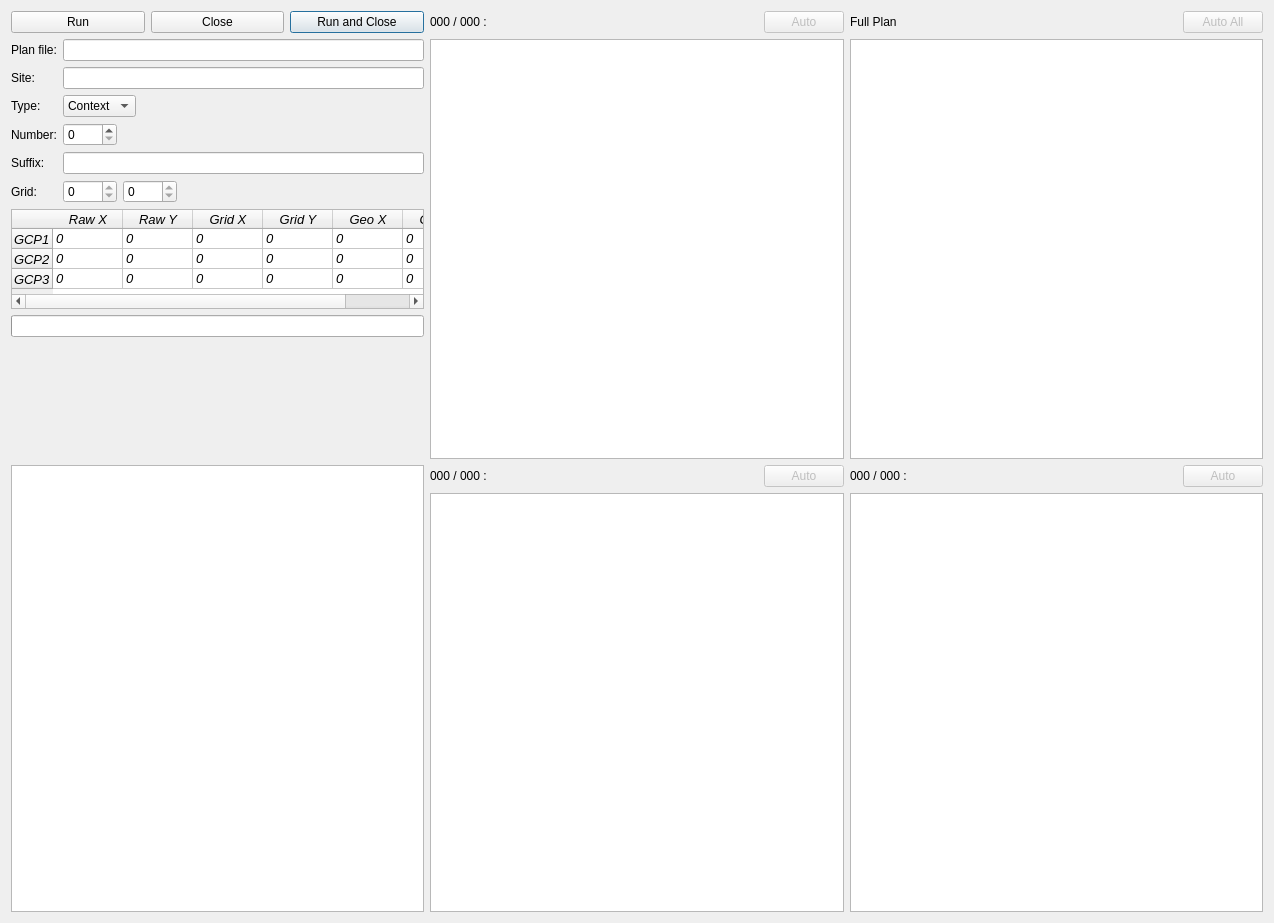
lparchaeology/ArkPlan, file ark_georef_dialog_base.ui: the form before one commit.
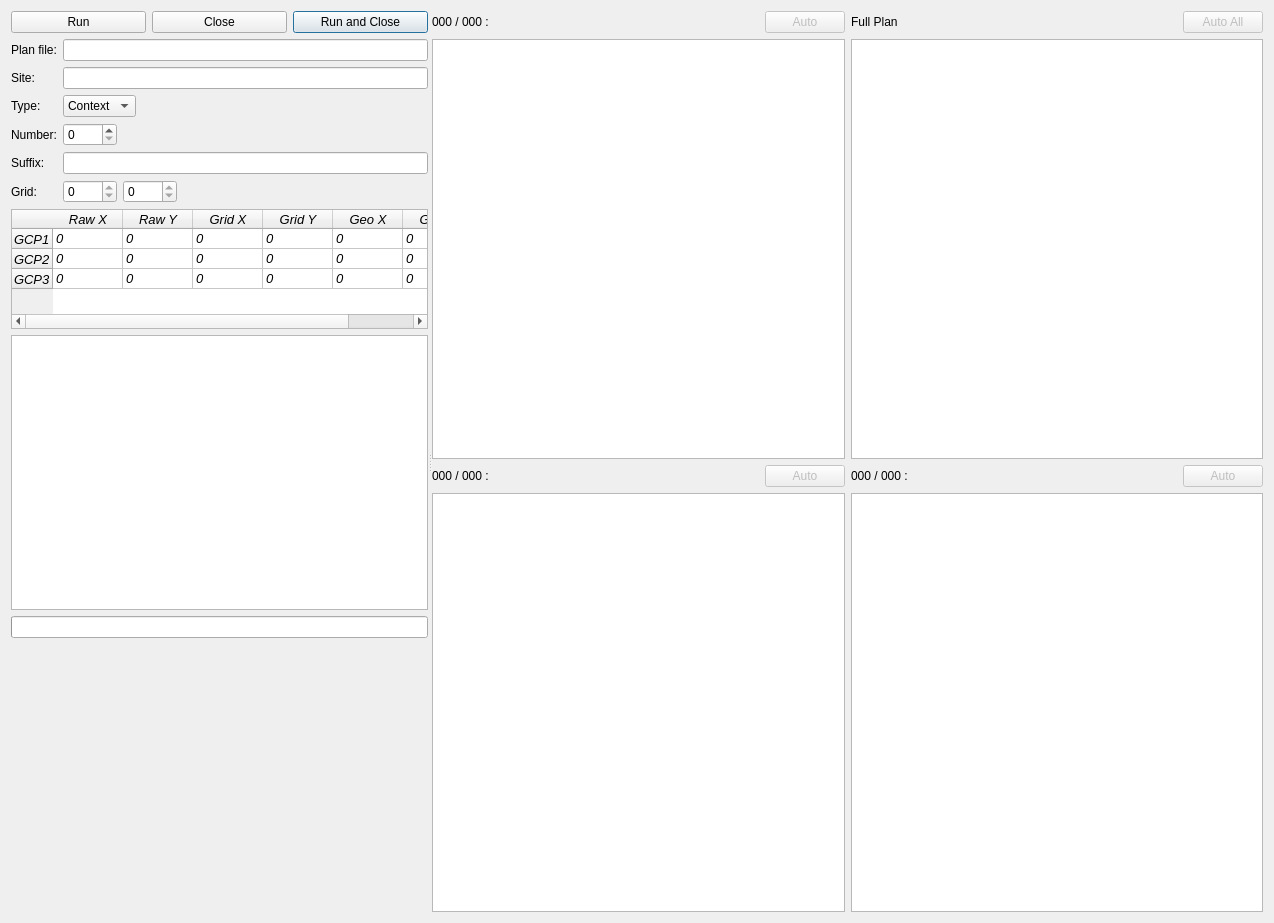
The form after the commit. Custom widgets are drawn as their Qt base class.

Commit message: Georef add cropping

```diff
--- a/ark_georef_dialog_base.ui
+++ b/ark_georef_dialog_base.ui
@@ -19,57 +19,14 @@
   <property name="windowTitle">
    <string>Dialog</string>
   </property>
-  <layout class="QGridLayout" name="gridLayout">
-   <item row="1" column="2">
-    <layout class="QVBoxLayout" name="verticalLayout_3">
-     <item>
-      <layout class="QHBoxLayout" name="horizontalLayout_3">
-       <item>
-        <widget class="QLabel" name="m_gridLabel3">
-         <property name="text">
-          <string>000 / 000 :</string>
-         </property>
-        </widget>
-       </item>
-       <item>
-        <spacer name="horizontalSpacer_3">
+  <layout class="QGridLayout" name="gridLayout_2">
+   <item row="0" column="0">
+    <widget class="QSplitter" name="splitter">
          <property name="orientation">
           <enum>Qt::Horizontal</enum>
          </property>
-         <property name="sizeHint" stdset="0">
-          <size>
-           <width>40</width>
-           <height>20</height>
-          </size>
-         </property>
-        </spacer>
-       </item>
-       <item>
-        <widget class="QPushButton" name="m_autoButton3">
-         <property name="enabled">
-          <bool>false</bool>
-         </property>
-         <property name="text">
-          <string>Auto</string>
-         </property>
-        </widget>
-       </item>
-      </layout>
-     </item>
-     <item>
-      <widget class="ArkGeorefGraphicsView" name="m_gridView3">
-       <property name="interactive">
-        <bool>false</bool>
-       </property>
-       <property name="dragMode">
-        <enum>QGraphicsView::NoDrag</enum>
-       </property>
-      </widget>
-     </item>
-    </layout>
-   </item>
-   <item row="0" column="0">
-    <layout class="QVBoxLayout" name="verticalLayout_5">
+     <widget class="QWidget" name="">
+      <layout class="QVBoxLayout" name="verticalLayout_4">
      <item>
       <layout class="QHBoxLayout" name="horizontalLayout_5">
        <item>
@@ -285,7 +242,7 @@
        <property name="maximumSize">
         <size>
          <width>16777215</width>
-         <height>100</height>
+           <height>120</height>
         </size>
        </property>
        <property name="font">
@@ -443,6 +400,22 @@
        </item>
       </widget>
      </item>
+       <item>
+        <widget class="QTextEdit" name="m_outputText">
+         <property name="sizePolicy">
+          <sizepolicy hsizetype="Preferred" vsizetype="MinimumExpanding">
+           <horstretch>0</horstretch>
+           <verstretch>0</verstretch>
+          </sizepolicy>
+         </property>
+         <property name="lineWrapMode">
+          <enum>QTextEdit::NoWrap</enum>
+         </property>
+         <property name="readOnly">
+          <bool>true</bool>
+         </property>
+        </widget>
+       </item>
      <item>
       <widget class="QProgressBar" name="m_progressBar"/>
      </item>
@@ -460,8 +433,10 @@
       </spacer>
      </item>
     </layout>
-   </item>
-   <item row="0" column="1">
+     </widget>
+     <widget class="QWidget" name="">
+      <layout class="QGridLayout" name="gridLayout">
+       <item row="0" column="0">
     <layout class="QVBoxLayout" name="verticalLayout">
      <item>
       <layout class="QHBoxLayout" name="horizontalLayout">
@@ -509,7 +484,7 @@
      </item>
     </layout>
    </item>
-   <item row="0" column="2">
+       <item row="0" column="1">
     <layout class="QVBoxLayout" name="verticalLayout_6">
      <item>
       <layout class="QHBoxLayout" name="horizontalLayout_7">
@@ -558,26 +533,6 @@
     </layout>
    </item>
    <item row="1" column="0">
-    <layout class="QVBoxLayout" name="verticalLayout_4">
-     <item>
-      <widget class="QTextEdit" name="m_outputText">
-       <property name="sizePolicy">
-        <sizepolicy hsizetype="Expanding" vsizetype="Expanding">
-         <horstretch>0</horstretch>
-         <verstretch>0</verstretch>
-        </sizepolicy>
-       </property>
-       <property name="lineWrapMode">
-        <enum>QTextEdit::NoWrap</enum>
-       </property>
-       <property name="readOnly">
-        <bool>true</bool>
-       </property>
-      </widget>
-     </item>
-    </layout>
-   </item>
-   <item row="1" column="1">
     <layout class="QVBoxLayout" name="verticalLayout_2">
      <item>
       <layout class="QHBoxLayout" name="horizontalLayout_2">
@@ -625,6 +580,58 @@
      </item>
     </layout>
    </item>
+       <item row="1" column="1">
+        <layout class="QVBoxLayout" name="verticalLayout_3">
+         <item>
+          <layout class="QHBoxLayout" name="horizontalLayout_3">
+           <item>
+            <widget class="QLabel" name="m_gridLabel3">
+             <property name="text">
+              <string>000 / 000 :</string>
+             </property>
+            </widget>
+           </item>
+           <item>
+            <spacer name="horizontalSpacer_3">
+             <property name="orientation">
+              <enum>Qt::Horizontal</enum>
+             </property>
+             <property name="sizeHint" stdset="0">
+              <size>
+               <width>40</width>
+               <height>20</height>
+              </size>
+             </property>
+            </spacer>
+           </item>
+           <item>
+            <widget class="QPushButton" name="m_autoButton3">
+             <property name="enabled">
+              <bool>false</bool>
+             </property>
+             <property name="text">
+              <string>Auto</string>
+             </property>
+            </widget>
+           </item>
+          </layout>
+         </item>
+         <item>
+          <widget class="ArkGeorefGraphicsView" name="m_gridView3">
+           <property name="interactive">
+            <bool>false</bool>
+           </property>
+           <property name="dragMode">
+            <enum>QGraphicsView::NoDrag</enum>
+           </property>
+          </widget>
+         </item>
+        </layout>
+       </item>
+      </layout>
+     </widget>
+    </widget>
+   </item>
   </layout>
  </widget>
  <customwidgets>
```
Left out of the diff: 1 changed line with no effect on the pictures. Lines whose indentation alone changed are shown as unchanged. The commit also changes 3 other files.
